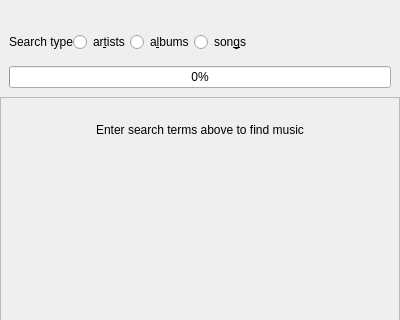
The window that src/internet/internetsearchview.ui (strawberrymusicplayer/strawberry) describes before a commit, drawn with Qt 5; both pictures show x 0 to 400 and y 0 to 320 of the 400 by 660 pixel window.
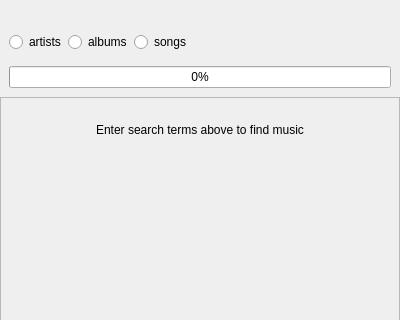
The same window after the commit. Custom widgets are drawn as their Qt base class.

```diff
--- a/src/internet/internetsearchview.ui
+++ b/src/internet/internetsearchview.ui
@@ -62,46 +62,52 @@
          </layout>
         </item>
         <item>
-         <layout class="QHBoxLayout" name="layout_searchby">
-          <property name="sizeConstraint">
-           <enum>QLayout::SetFixedSize</enum>
+         <widget class="QWidget" name="widget_searchby" native="true">
+          <property name="minimumSize">
+           <size>
+            <width>0</width>
+            <height>20</height>
+           </size>
           </property>
-          <item>
-           <widget class="QLabel" name="label_searchby">
-            <property name="enabled">
-             <bool>true</bool>
-            </property>
-            <property name="text">
-             <string>Search type</string>
-            </property>
-            <property name="margin">
-             <number>10</number>
-            </property>
-           </widget>
-          </item>
+          <layout class="QHBoxLayout" name="horizontalLayout_2">
+           <property name="spacing">
+            <number>2</number>
+           </property>
+           <property name="leftMargin">
+            <number>0</number>
+           </property>
+           <property name="topMargin">
+            <number>0</number>
+           </property>
+           <property name="rightMargin">
+            <number>0</number>
+           </property>
+           <property name="bottomMargin">
+            <number>0</number>
+           </property>
           <item>
            <widget class="QRadioButton" name="radiobutton_search_artists">
             <property name="text">
-             <string>ar&amp;tists</string>
+              <string>artists</string>
             </property>
            </widget>
           </item>
           <item>
            <widget class="QRadioButton" name="radiobutton_search_albums">
             <property name="text">
-             <string>a&amp;lbums</string>
+              <string>albums</string>
             </property>
            </widget>
           </item>
           <item>
            <widget class="QRadioButton" name="radiobutton_search_songs">
             <property name="text">
-             <string>son&amp;gs</string>
+              <string>songs</string>
             </property>
            </widget>
           </item>
           <item>
-           <spacer name="horizontalSpacer">
+            <spacer name="spacer_searchby">
             <property name="orientation">
              <enum>Qt::Horizontal</enum>
             </property>
@@ -114,6 +120,7 @@
            </spacer>
           </item>
          </layout>
+         </widget>
         </item>
         <item>
          <layout class="QVBoxLayout" name="layout_progress">
```
Left out of the diff: 7 changed lines with no effect on the pictures. Lines whose indentation alone changed are shown as unchanged.
